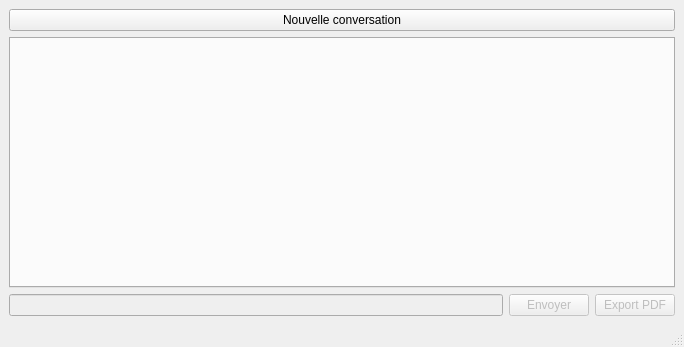
This is TchadClient/clientwindow.ui in CyberBobTheCyberBuilder/TchadMessagerie as Qt 5 draws it before an edit. The edited form follows.
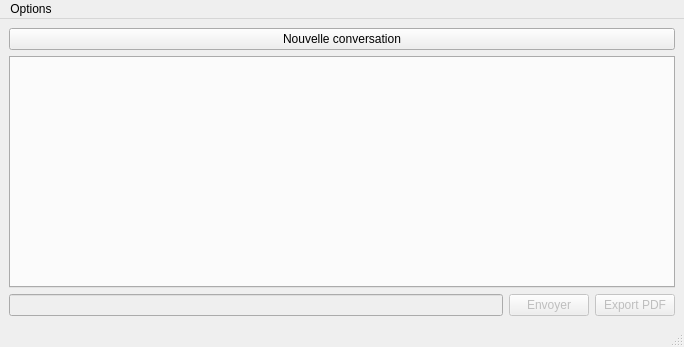
This is the edited form.

Commit message: Login widget before client window

What changed in the file:
```diff
--- a/TchadClient/clientwindow.ui
+++ b/TchadClient/clientwindow.ui
@@ -77,6 +77,16 @@
      <height>22</height>
     </rect>
    </property>
+   <widget class="QMenu" name="menuOptions">
+    <property name="tearOffEnabled">
+     <bool>false</bool>
+    </property>
+    <property name="title">
+     <string>Options</string>
+    </property>
+    <addaction name="MAlogout"/>
+   </widget>
+   <addaction name="menuOptions"/>
   </widget>
   <widget class="QStatusBar" name="statusbar"/>
  </widget>
```
Left out of the diff: 7 changed lines with no effect on the pictures. The commit also changes 7 other files.
